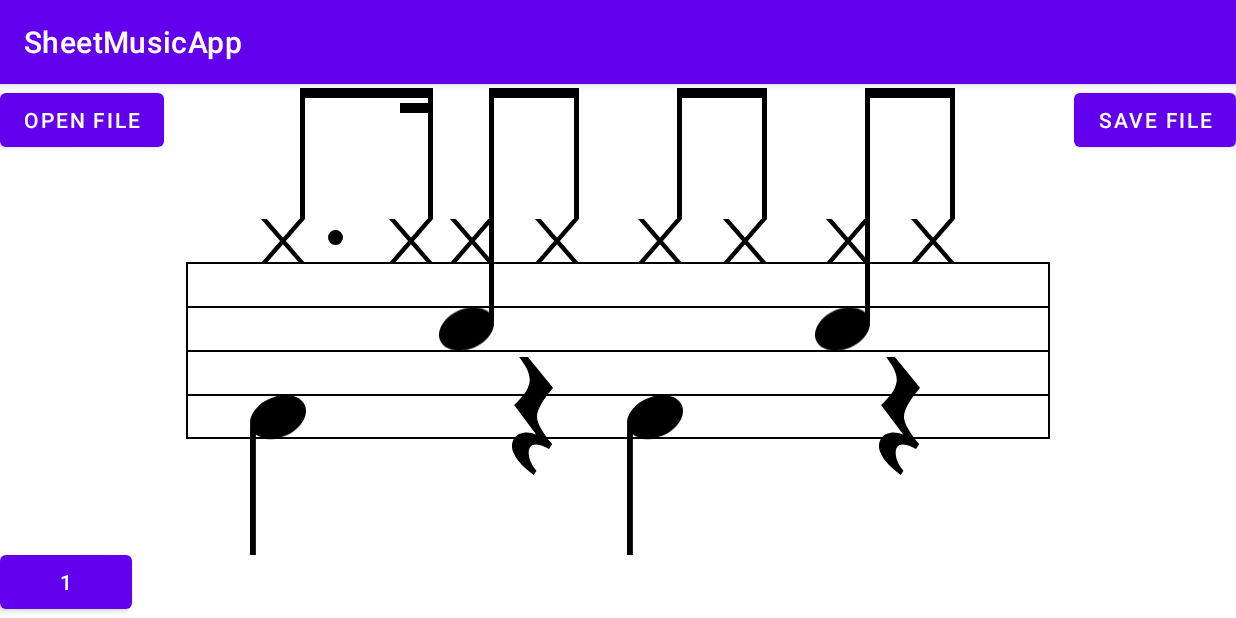
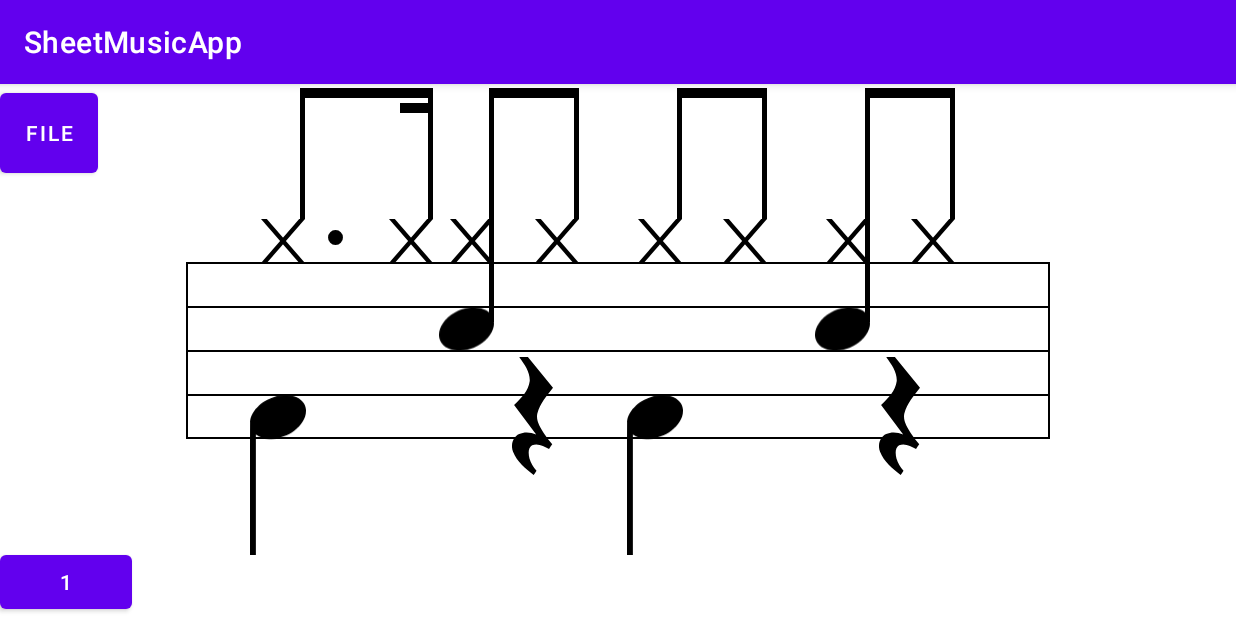
Before and after one commit to maxwendler/SheetMusicApp, an Android app: the screen it shows after launch (MainActivity), on a phone screen of 824 x 412 dp (held sideways). Run offline under Robolectric (Android 15) with nearby library versions, the phone set to English and light mode, and no system bars.

Commit message:
change file button into a group

```diff
--- a/app/src/main/java/com/example/sheetmusicapp/MainActivity.kt
+++ b/app/src/main/java/com/example/sheetmusicapp/MainActivity.kt
@@ -12,10 +12,10 @@ import androidx.appcompat.app.AppCompatActivity
 import androidx.constraintlayout.widget.ConstraintLayout
 import androidx.constraintlayout.widget.ConstraintSet
 import androidx.core.view.doOnLayout
+import androidx.core.view.isVisible
 import com.example.sheetmusicapp.parser.ScoreDeserializer
 import com.example.sheetmusicapp.parser.ScoreSerializer
 import com.example.sheetmusicapp.scoreModel.*
-import com.example.sheetmusicapp.ui.BarVisLayout
 import com.example.sheetmusicapp.ui.EditableBarLayout
 import com.google.android.material.snackbar.Snackbar
 import com.google.gson.GsonBuilder
@@ -72,7 +72,19 @@ class MainActivity : AppCompatActivity() {
 
     @RequiresApi(Build.VERSION_CODES.O)
     private fun initButtonGroups() {
-        val openFileButton: Button = findViewById(R.id.button)
+        val fileButton: Button = findViewById(R.id.button_file)
+        val openFileButton: Button = findViewById(R.id.button_file_open)
+        val saveFileButton: Button = findViewById(R.id.button_file_save)
+        fileButton.setOnClickListener {
+            if (openFileButton.isVisible) {
+                openFileButton.visibility = View.GONE
+                saveFileButton.visibility = View.GONE
+            } else {
+                openFileButton.visibility = View.VISIBLE
+                saveFileButton.visibility = View.VISIBLE
+            }
+
+        }
         openFileButton.setOnClickListener {
             val intent = Intent(Intent.ACTION_OPEN_DOCUMENT).apply {
                 addCategory(Intent.CATEGORY_OPENABLE)
@@ -80,7 +92,7 @@ class MainActivity : AppCompatActivity() {
             }
             startActivityForResult(intent, PICK_FILE)
         }
-        val saveFileButton: Button = findViewById(R.id.button2)
+
         saveFileButton.setOnClickListener {
             val intent = Intent(Intent.ACTION_CREATE_DOCUMENT).apply {
                 addCategory(Intent.CATEGORY_OPENABLE)
--- a/app/src/main/res/layout/activity_main.xml
+++ b/app/src/main/res/layout/activity_main.xml
@@ -9,28 +9,30 @@
     android:id="@+id/main">
 
     <Button
-        android:id="@+id/button"
+        android:id="@+id/button_file_open"
         android:layout_width="wrap_content"
         android:layout_height="wrap_content"
-        android:text="Open File"
+        android:text="Open"
+        android:visibility="gone"
         app:layout_constraintBottom_toBottomOf="parent"
         app:layout_constraintEnd_toEndOf="parent"
-        app:layout_constraintHorizontal_bias="0.0"
+        app:layout_constraintHorizontal_bias="0.136"
         app:layout_constraintStart_toStartOf="parent"
         app:layout_constraintTop_toTopOf="parent"
         app:layout_constraintVertical_bias="0.0" />
 
     <Button
-        android:id="@+id/button2"
+        android:id="@+id/button_file_save"
         android:layout_width="wrap_content"
         android:layout_height="wrap_content"
-        android:text="Save File"
+        android:text="Save"
+        android:visibility="gone"
         app:layout_constraintBottom_toBottomOf="parent"
         app:layout_constraintEnd_toEndOf="parent"
-        app:layout_constraintHorizontal_bias="1.0"
+        app:layout_constraintHorizontal_bias="0.136"
         app:layout_constraintStart_toStartOf="parent"
         app:layout_constraintTop_toTopOf="parent"
-        app:layout_constraintVertical_bias="0.0" />
+        app:layout_constraintVertical_bias="0.132" />
 
     <Button
         android:id="@+id/voiceNumButton"
@@ -41,4 +43,12 @@
         app:layout_constraintBottom_toBottomOf="parent"
         app:layout_constraintStart_toStartOf="parent" />
 
+    <Button
+        android:id="@+id/button_file"
+        android:layout_width="65dp"
+        android:layout_height="65dp"
+        android:text="File"
+        app:layout_constraintStart_toStartOf="parent"
+        app:layout_constraintTop_toTopOf="parent" />
+
 </androidx.constraintlayout.widget.ConstraintLayout>
```
